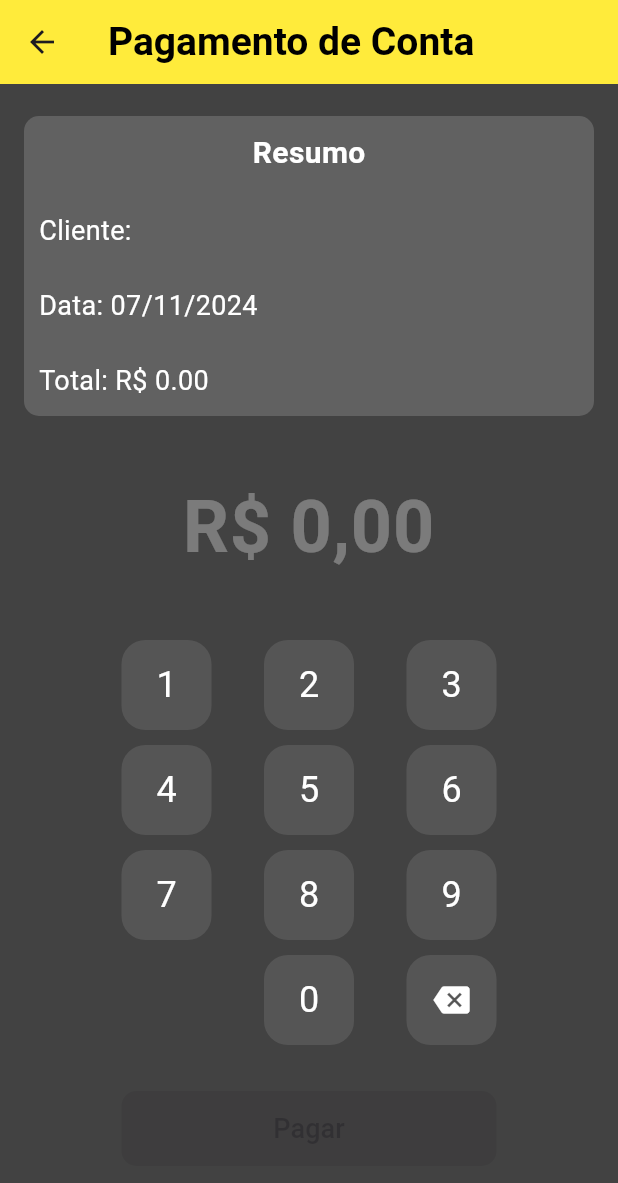
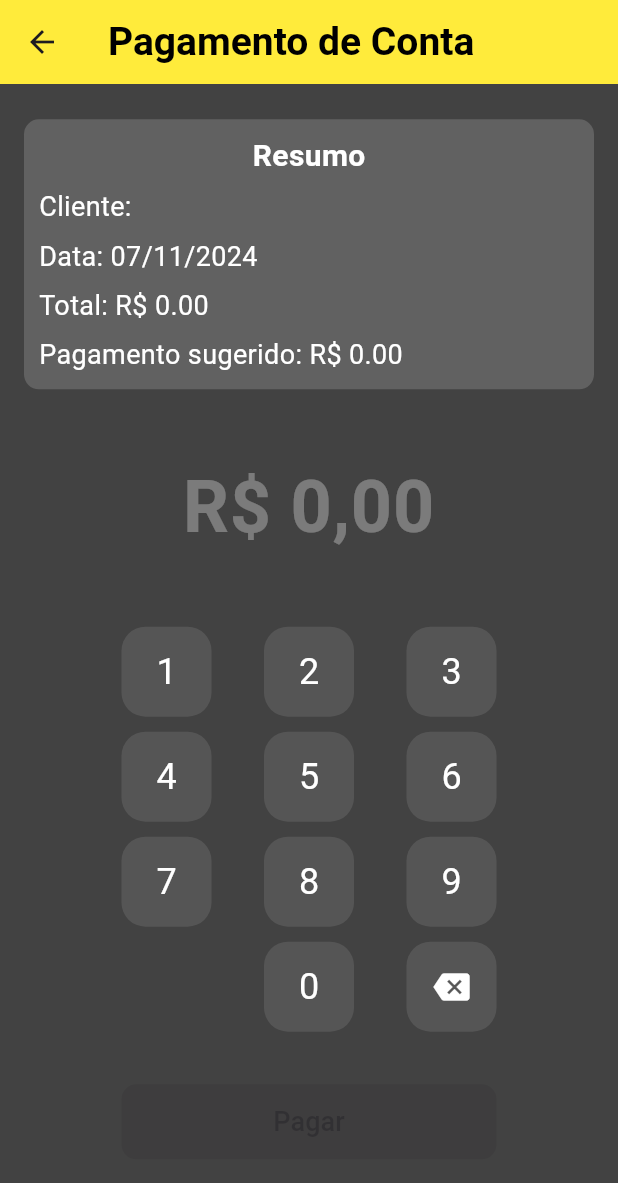
Before and after one commit to alefjmelo/Flutter-App-Simple-CRM, a Flutter app: the PaymentScreen screen opened directly with empty values, on a phone screen of 412 x 824 dp. Shown: the top 1183 px of the screen. Run offline on Flutter 3.47's test engine with Material 3 defaults, Android fonts, the phone set to English and light mode, and no system bars; our stand-ins replace curved_navigation_bar, fl_chart, flutter_masked_text2, flutter_svg, sqflite; accounts and stored records are empty.

Commit message:
Refactor project structure, update app name, and enhance payment history model

```diff
--- a/lib/screens/client_list_and_managment/manager_dialog.dart
+++ b/lib/screens/client_list_and_managment/manager_dialog.dart
@@ -1,7 +1,7 @@
 import 'package:flutter/material.dart';
 import 'package:flutter/services.dart';
 import 'package:flutter_masked_text2/flutter_masked_text2.dart';
-import 'package:pontodofrango/utils/client_operations.dart';
+import 'package:pontodofrango/utils/operations/client_operations.dart';
 import 'package:pontodofrango/utils/showCustomOverlay.dart';
 import '../../models/client_model.dart';
 
--- a/lib/screens/client_list_and_managment/payment_screen.dart
+++ b/lib/screens/client_list_and_managment/payment_screen.dart
@@ -3,11 +3,11 @@ import 'package:flutter/services.dart';
 import 'package:intl/intl.dart';
 import 'package:pontodofrango/models/client_model.dart';
 import 'package:pontodofrango/screens/client_list_and_managment/client_details_screen.dart';
-import 'package:pontodofrango/utils/bills_operations.dart';
-import 'package:pontodofrango/utils/payment_history_operations.dart';
+import 'package:pontodofrango/utils/operations/bills_operations.dart';
+import 'package:pontodofrango/utils/operations/payment_history_operations.dart';
 import 'package:pontodofrango/utils/showCustomOverlay.dart';
 
-import '../../utils/client_operations.dart';
+import '../../utils/operations/client_operations.dart';
 
 class CurrencyInputFormatter extends TextInputFormatter {
   @override
@@ -48,11 +48,19 @@ class PaymentScreenState extends State<PaymentScreen> {
   String searchText = '';
   double creditoConta = 0;
   double saldoDevedor = 0;
+  late double suggestedPayment;
 
   @override
   void initState() {
     super.initState();
     _valueController.addListener(_updateHintVisibility);
+    creditoConta = widget.client.creditoConta;
+    saldoDevedor = widget.client.saldoDevedor;
+    _calculateSuggestedPayment();
+  }
+
+  void _calculateSuggestedPayment() {
+    suggestedPayment = widget.totalBill + saldoDevedor - creditoConta;
   }
 
   @override
@@ -232,7 +240,7 @@ class PaymentScreenState extends State<PaymentScreen> {
 
   _showClientName() {
     return Container(
-      height: saldoDevedor > 0 || creditoConta > 0 ? 150 : 200,
+      height: saldoDevedor > 0 || creditoConta > 0 ? 200 : 180,
       padding: const EdgeInsets.all(10),
       decoration: BoxDecoration(
         color: Colors.grey[700],
@@ -272,9 +280,6 @@ class PaymentScreenState extends State<PaymentScreen> {
             ),
           ),
           if (widget.client.creditoConta > 0 && widget.client.saldoDevedor == 0)
-            Column(
-              crossAxisAlignment: CrossAxisAlignment.start,
-              children: [
             Text(
               'Crédito: R\$ ${widget.client.creditoConta.toStringAsFixed(2)}',
               style: TextStyle(
@@ -282,20 +287,7 @@ class PaymentScreenState extends State<PaymentScreen> {
                 color: Colors.white,
               ),
             ),
-                SizedBox(height: 5),
-                Text(
-                  'Pagamento sugerido: R\$ ${(widget.totalBill - widget.client.creditoConta).toStringAsFixed(2)}',
-                  style: TextStyle(
-                    fontSize: 18,
-                    color: Colors.white,
-                  ),
-                ),
-              ],
-            ),
           if (widget.client.saldoDevedor > 0 && widget.client.creditoConta == 0)
-            Column(
-              crossAxisAlignment: CrossAxisAlignment.start,
-              children: [
             Text(
               'Saldo Devedor: R\$ ${widget.client.saldoDevedor.toStringAsFixed(2)}',
               style: TextStyle(
@@ -303,20 +295,9 @@ class PaymentScreenState extends State<PaymentScreen> {
                 color: Colors.white,
               ),
             ),
-                SizedBox(height: 5),
           Text(
-                  'Pagamento sugerido: R\$ ${(widget.client.saldoDevedor + widget.totalBill).toStringAsFixed(2)}',
+            'Pagamento sugerido: R\$ ${(suggestedPayment).toStringAsFixed(2)}',
             style: TextStyle(
-                    fontSize: 18,
-                    color: Colors.white,
-                  ),
-                ),
-              ],
-            ),
-          if (widget.client.creditoConta > 0 && widget.client.saldoDevedor > 0)
-            Text(
-              'Pagamento sugerido: R\$ ${(widget.client.creditoConta + widget.client.saldoDevedor + widget.totalBill).toStringAsFixed(2)}',
-              style: const TextStyle(
               fontSize: 18,
               color: Colors.white,
             ),
@@ -333,17 +314,14 @@ class PaymentScreenState extends State<PaymentScreen> {
 
     double newCreditBalance = 0.0;
     double newDebitBalance = 0.0;
-    double suggestedPayment = widget.totalBill +
-        widget.client.saldoDevedor -
-        widget.client.creditoConta;
 
     // Calculate new balances
     if (value > suggestedPayment) {
       newCreditBalance = value - suggestedPayment;
-      widget.client.saldoDevedor = newDebitBalance; // Maintain existing debt
+      widget.client.saldoDevedor = 0.0;
     } else {
       newDebitBalance = suggestedPayment - value;
-      widget.client.creditoConta = newCreditBalance; // Maintain existing credit
+      widget.client.creditoConta = 0.0;
     }
 
     try {
@@ -351,8 +329,10 @@ class PaymentScreenState extends State<PaymentScreen> {
       await addPaymentHistory(
         widget.client.code,
         _selectedDate,
-        widget.totalBill,
+        suggestedPayment,
         value,
+        newDebitBalance,
+        newCreditBalance,
       );
 
       // Update client balances in database
@@ -367,18 +347,13 @@ class PaymentScreenState extends State<PaymentScreen> {
 
       if (!mounted) return;
 
-      // Fetch updated client data
-      final updatedClient = await getClientWithBalances(widget.client.code);
-
-      if (!mounted) return;
-
       showCustomOverlay(context, 'Pagamento registrado com sucesso.');
 
       Navigator.pushReplacement(
         context,
         MaterialPageRoute(
           builder: (context) => ClientDetailsScreen(
-            client: updatedClient,
+            client: widget.client,
           ),
         ),
       );
--- a/lib/screens/navigation_screen.dart
+++ b/lib/screens/navigation_screen.dart
@@ -5,7 +5,9 @@ import 'sales_screen.dart';
 import 'charts_screen.dart';
 
 class NavigationScreen extends StatefulWidget {
-  const NavigationScreen({super.key});
+  const NavigationScreen({
+    super.key,
+  });
 
   @override
   State<NavigationScreen> createState() => _NavigationScreenState();
--- a/lib/screens/sales_screen.dart
+++ b/lib/screens/sales_screen.dart
@@ -4,8 +4,8 @@ import 'package:flutter/services.dart';
 import 'package:intl/intl.dart';
 import 'package:pontodofrango/utils/showCustomOverlay.dart';
 import '../models/client_model.dart';
-import '../utils/bills_operations.dart';
-import '../utils/client_operations.dart';
+import '../utils/operations/bills_operations.dart';
+import '../utils/operations/client_operations.dart';
 
 class CurrencyInputFormatter extends TextInputFormatter {
   @override
--- a/lib/utils/payment_history_database.dart
+++ b/lib/utils/database/payment_history_database.dart
@@ -33,6 +33,8 @@ class PaymentHistoryDatabase {
         paymentDate TEXT,
         totalBill REAL,
         amountPaid REAL,
+        debit REAL,
+        credit REAL,
         FOREIGN KEY(clientCode) REFERENCES clients(code)
       )
     ''');
--- a/lib/utils/client_operations.dart
+++ b/lib/utils/operations/client_operations.dart
@@ -1,7 +1,7 @@
 import 'dart:math';
 
-import '../models/client_model.dart';
-import 'client_database.dart';
+import '../../models/client_model.dart';
+import '../database/client_database.dart';
 
 Future<void> addClient(name, phoneNumber, address) async {
   List<Client> existingClients = await ClientDataBase().getClients();
```
Also changed, not shown: lib/models/paymenthistory_model.dart (+8 -0 lines), lib/screens/charts_screen.dart (+5 -5 lines), lib/screens/client_list_and_managment/client_details_screen.dart (+36 -16 lines), lib/screens/client_list_and_managment/clients_screen.dart (+5 -2 lines), lib/utils/database/bills_database.dart (renamed from lib/utils/bills_database.dart, +58 -21 lines), lib/utils/operations/bills_operations.dart (renamed from lib/utils/bills_operations.dart, +9 -7 lines), lib/utils/operations/payment_history_operations.dart (renamed from lib/utils/payment_history_operations.dart, +5 -3 lines), lib/utils/database/client_database.dart (renamed from lib/utils/client_database.dart), 7 other files. Lines whose indentation alone changed are shown as unchanged.
